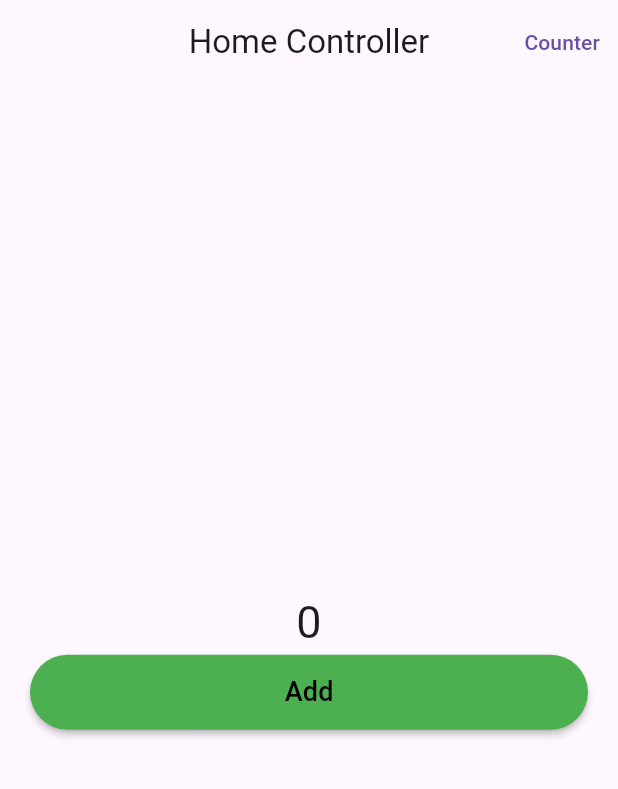
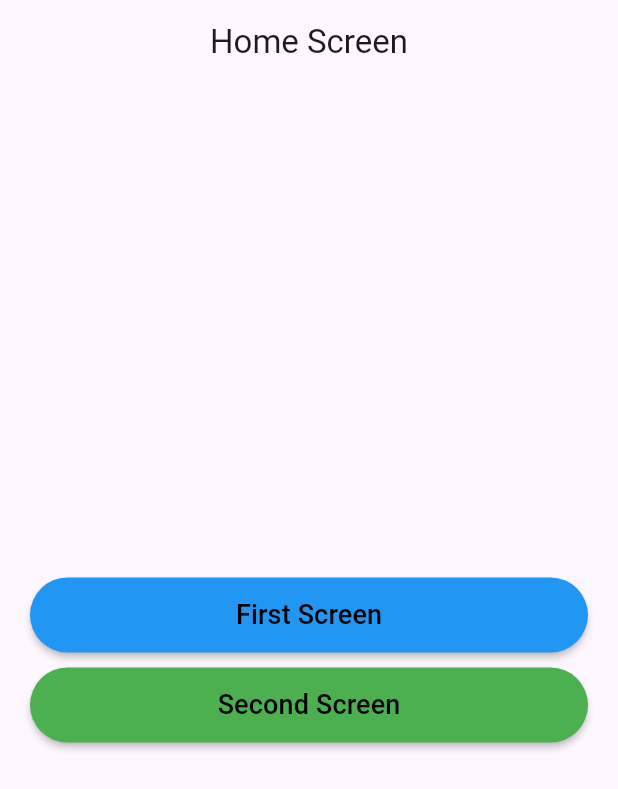
Before and after one commit to SaTya-Dev082/Getx-State-Management, a Flutter app: the screen it shows after launch, on a phone screen of 412 x 824 dp. Shown: the top 789 px of the screen. Run offline on Flutter 3.47's test engine with Material 3 defaults, Android fonts, the phone set to English and light mode, and no system bars; our stand-ins replace get.

```diff
--- a/lib/mvc_partern/controller/home_controller.dart
+++ b/lib/mvc_partern/controller/home_controller.dart
@@ -2,10 +2,16 @@ import 'package:get/get.dart';
 
 class HomeController extends GetxController {
   String title = "Home Controller";
-  String name = "Satya";
+
   int index = 0;
   void increaseIndex() {
     index++;
     update();
   }
+
+  String name = "";
+  void displayName() {
+    name = "Satya";
+    update();
+  }
 }
--- a/lib/mvc_partern/view/screens/home_view.dart
+++ b/lib/mvc_partern/view/screens/home_view.dart
@@ -1,38 +1,22 @@
 import 'package:flutter/material.dart';
 import 'package:get/get.dart';
 import 'package:learning_getx/mvc_partern/controller/home_controller.dart';
-import 'package:learning_getx/mvc_partern/view/screens/counter_screen.dart';
+import 'package:learning_getx/mvc_partern/view/screens/first_screen.dart';
+import 'package:learning_getx/mvc_partern/view/screens/second_screen.dart';
 
 class HomeView extends StatelessWidget {
-  const HomeView({super.key});
+  HomeView({super.key});
+  final controller = Get.lazyPut(() => HomeController());
+  final controller1 = Get.put(HomeController());
 
   @override
   Widget build(BuildContext context) {
-    return GetBuilder(
-      init: HomeController(),
-      builder: (controller) {
     return Scaffold(
-          appBar: AppBar(
-            title: Text(controller.title),
-            centerTitle: true,
-            actions: [
-              TextButton(
-                onPressed: () {
-                  Get.to(CounterScreen());
-                },
-                child: Text("Counter"),
-              ),
-            ],
-          ),
+      appBar: AppBar(title: Text("Home Screen"), centerTitle: true),
       body: Column(
         crossAxisAlignment: CrossAxisAlignment.stretch,
         mainAxisAlignment: MainAxisAlignment.center,
         children: [
-              Text(
-                controller.index.toString(),
-                style: TextStyle(fontSize: 30),
-                textAlign: TextAlign.center,
-              ),
           Padding(
             padding: const EdgeInsets.symmetric(horizontal: 20),
             child: MaterialButton(
@@ -41,11 +25,29 @@ class HomeView extends StatelessWidget {
               ),
               height: 50,
               onPressed: () {
-                    controller.increaseIndex();
+                Get.to(() => FirstScreenMVC());
+              },
+              color: Colors.blue,
+              child: Text(
+                "First Screen",
+                style: TextStyle(fontSize: 18, color: Colors.black),
+              ),
+            ),
+          ),
+          SizedBox(height: 10),
+          Padding(
+            padding: const EdgeInsets.symmetric(horizontal: 20),
+            child: MaterialButton(
+              shape: RoundedRectangleBorder(
+                borderRadius: BorderRadius.circular(25),
+              ),
+              height: 50,
+              onPressed: () {
+                Get.to(() => SecondScreenMVC());
               },
               color: Colors.green,
               child: Text(
-                    "Add",
+                "Second Screen",
                 style: TextStyle(fontSize: 18, color: Colors.black),
               ),
             ),
@@ -53,7 +55,5 @@ class HomeView extends StatelessWidget {
         ],
       ),
     );
-      },
-    );
   }
 }
```
Also changed, not shown: lib/mvc_partern/view/screens/first_screen.dart (added, +50 -0 lines), lib/mvc_partern/view/screens/second_screen.dart (added, +31 -0 lines). Lines whose indentation alone changed are shown as unchanged.
